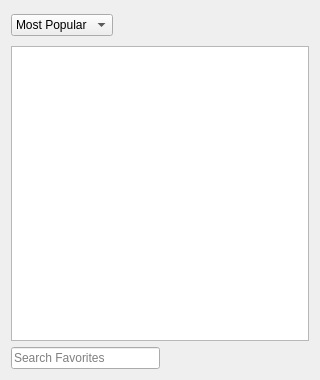
Qt form 2.x/UI/dooble_favorites_popup.ui (textbrowser/dooble) before a commit.
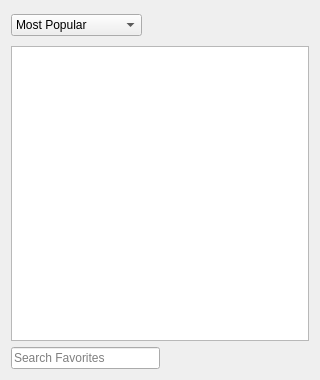
The same form after that commit. Icons and pictures are not drawn. Custom widgets are drawn as their Qt base class.

The edit to the form file:
```diff
--- a/2.x/UI/dooble_favorites_popup.ui
+++ b/2.x/UI/dooble_favorites_popup.ui
@@ -22,6 +22,12 @@
     <layout class="QHBoxLayout" name="horizontalLayout">
      <item>
       <widget class="QComboBox" name="sort_order">
+       <property name="sizePolicy">
+        <sizepolicy hsizetype="Expanding" vsizetype="Fixed">
+         <horstretch>0</horstretch>
+         <verstretch>0</verstretch>
+        </sizepolicy>
+       </property>
        <property name="currentIndex">
         <number>1</number>
        </property>
```
